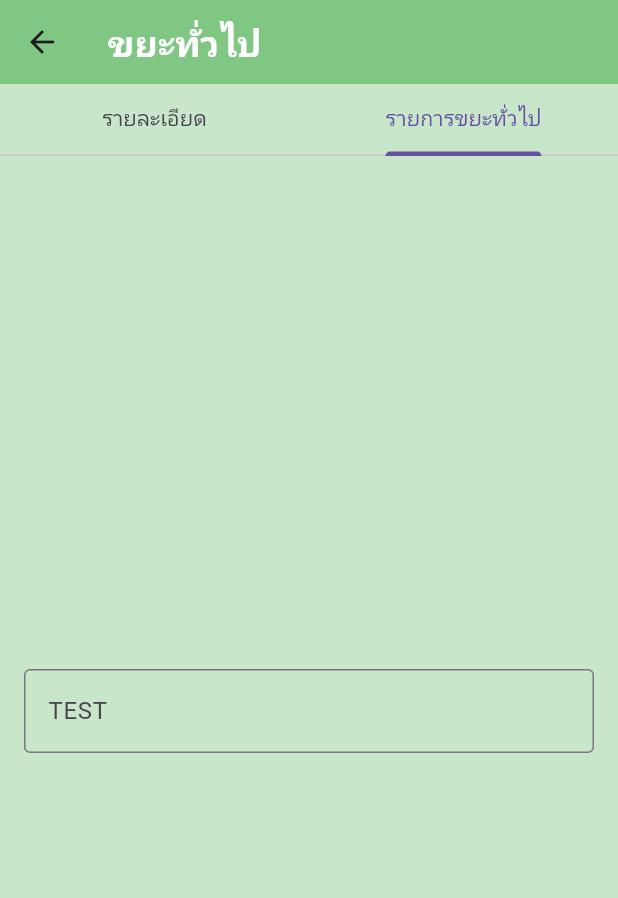
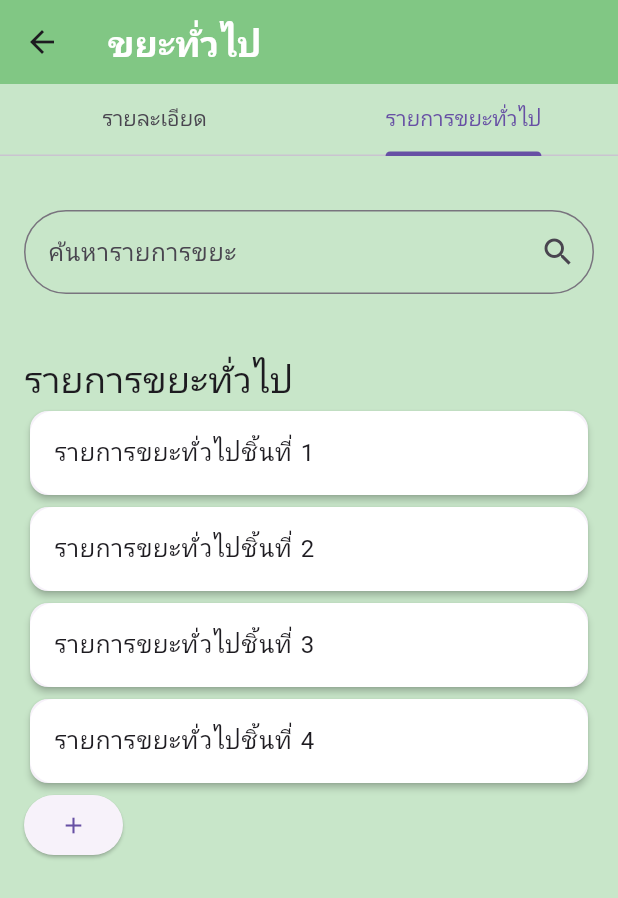
Before and after one commit to bosssnkc/zerowastehero, a Flutter app: the generalWaste screen opened directly, tab 2 chosen, on a phone screen of 412 x 824 dp. Shown: the top 898 px of the screen. Run offline on Flutter 3.47's test engine with Material 3 defaults, Android fonts, the phone set to English and light mode, and no system bars.

Commit message:
add list of general waste

```diff
--- a/lib/generalWaste.dart
+++ b/lib/generalWaste.dart
@@ -58,7 +58,8 @@ class _genralWasteState extends State<generalWaste> {
   }
 
   Widget detailedGeneral() {
-    return Padding(
+    return SingleChildScrollView(
+        child: Padding(
       padding: const EdgeInsets.fromLTRB(16, 0, 16, 0),
       child: Column(
         crossAxisAlignment: CrossAxisAlignment.stretch,
@@ -134,26 +135,72 @@ class _genralWasteState extends State<generalWaste> {
           ),
         ],
       ),
-    );
+    ));
   }
 
   Widget listOfGeneral() {
     //TODO list
-    return const Padding(
-      padding: EdgeInsets.all(16.0),
+    return Padding(
+      padding: const EdgeInsets.all(16.0),
       child: Column(
-        mainAxisAlignment: MainAxisAlignment.center,
+        mainAxisAlignment: MainAxisAlignment.start,
         crossAxisAlignment: CrossAxisAlignment.stretch,
         children: [
-          TextField(
-            decoration: InputDecoration(
-              labelText: 'TEST',
-              hintText: 'test',
-              border: OutlineInputBorder(),
-            ),
+          Stack(
+            alignment: Alignment.centerRight,
+            children: <Widget>[
+              TextField(
+                decoration: InputDecoration(
+                  hintText: 'ค้นหารายการขยะ',
+                  border: OutlineInputBorder(
+                    borderSide: const BorderSide(color: Colors.black),
+                    borderRadius: BorderRadius.circular(32),
+                  ),
+                ),
+              ),
+              IconButton(onPressed: () {}, icon: const Icon(Icons.search))
+            ],
+          ),
+          const SizedBox(
+            height: 40,
+          ),
+          const Text(
+            'รายการขยะทั่วไป',
+            style: TextStyle(fontSize: 24),
+          ),
+          // list รายการด้านล่าง
+          listGeneralWasteItem('รายการขยะทั่วไปชิ้นที่ 1'),
+          listGeneralWasteItem('รายการขยะทั่วไปชิ้นที่ 2'),
+          listGeneralWasteItem('รายการขยะทั่วไปชิ้นที่ 3'),
+          listGeneralWasteItem('รายการขยะทั่วไปชิ้นที่ 4'),
+          Row(
+            children: [
+              ElevatedButton(
+                onPressed: () {},
+                child: const Icon(Icons.add),
+              ),
+            ],
           )
         ],
       ),
     );
   }
+
+  Widget listGeneralWasteItem(
+    String nameoflist,
+  ) {
+    return Card(
+      shadowColor: Colors.black,
+      elevation: 2,
+      child: ListTile(
+        title: Text(nameoflist),
+        onTap: () {},
+        splashColor: Colors.amber,
+        tileColor: Colors.white,
+        shape: RoundedRectangleBorder(
+          borderRadius: BorderRadius.circular(16),
+        ),
+      ),
+    );
+  }
 }
--- a/lib/login.dart
+++ b/lib/login.dart
@@ -101,7 +101,7 @@ class _LoginPageState extends State<LoginPage> {
                   alignment: Alignment.centerRight,
                   child: TextButton(
                     onPressed: () {
-                      // Handle forgot password
+                      // ฟังก์ชันกู้คืนรหัสผ่าน
                     },
                     child: const Text(
                       'ลืมรหัสผ่าน?',
@@ -122,7 +122,7 @@ class _LoginPageState extends State<LoginPage> {
                     ),
                     ElevatedButton(
                       onPressed: () {
-                        // Handle cancel action
+                        // ฟังก์ชันยกเลิกหรือล้างฟอร์มด้านบน
                       },
                       style: ElevatedButton.styleFrom(
                         backgroundColor: Colors.red,
@@ -135,7 +135,7 @@ class _LoginPageState extends State<LoginPage> {
                 const Text('ยังไม่มีบัญชีผู้ใช้?'),
                 TextButton(
                   onPressed: () {
-                    // Handle registration action
+                    // ฟังก์ชัน เข้าสู่หน้าลงทะเบียน
                   },
                   child: const Text(
                     'ลงทะเบียนตอนนี้',
@@ -145,10 +145,10 @@ class _LoginPageState extends State<LoginPage> {
                 const Text('หรือ'),
                 TextButton(
                   onPressed: () {
-                    // Handle guest login action
+                    // ฟังก์ชันการสร้างบัญชีชั่วคราว
                   },
                   child: const Text(
-                    'เข้าใช้งานด้วยบัญชีผู้เยี่ยมชาว',
+                    'เข้าใช้งานด้วยบัญชีชั่วคราว',
                     style: TextStyle(color: Colors.red),
                   ),
                 ),
--- a/lib/trashType.dart
+++ b/lib/trashType.dart
@@ -63,7 +63,8 @@ class fourTypeOfTrash extends StatelessWidget {
 
   @override
   Widget build(BuildContext context) {
-    return const Center(
+    return const SingleChildScrollView(
+        child: Center(
       child: Column(
         crossAxisAlignment: CrossAxisAlignment.center,
         children: [
@@ -85,7 +86,7 @@ class fourTypeOfTrash extends StatelessWidget {
           )
         ],
       ),
-    );
+    ));
   }
 }
 
@@ -165,11 +166,13 @@ class howToSortingPage extends StatelessWidget {
               child: const SizedBox(
                   width: 400,
                   height: 300,
+                  child: Padding(
+                    padding: EdgeInsets.all(16),
                     child: Text(
                       'รายละเอียดภายใน',
                       textAlign: TextAlign.center,
                     ),
-              ),
+                  )),
             ),
           )
         ],
```
Lines whose indentation alone changed are shown as unchanged.
